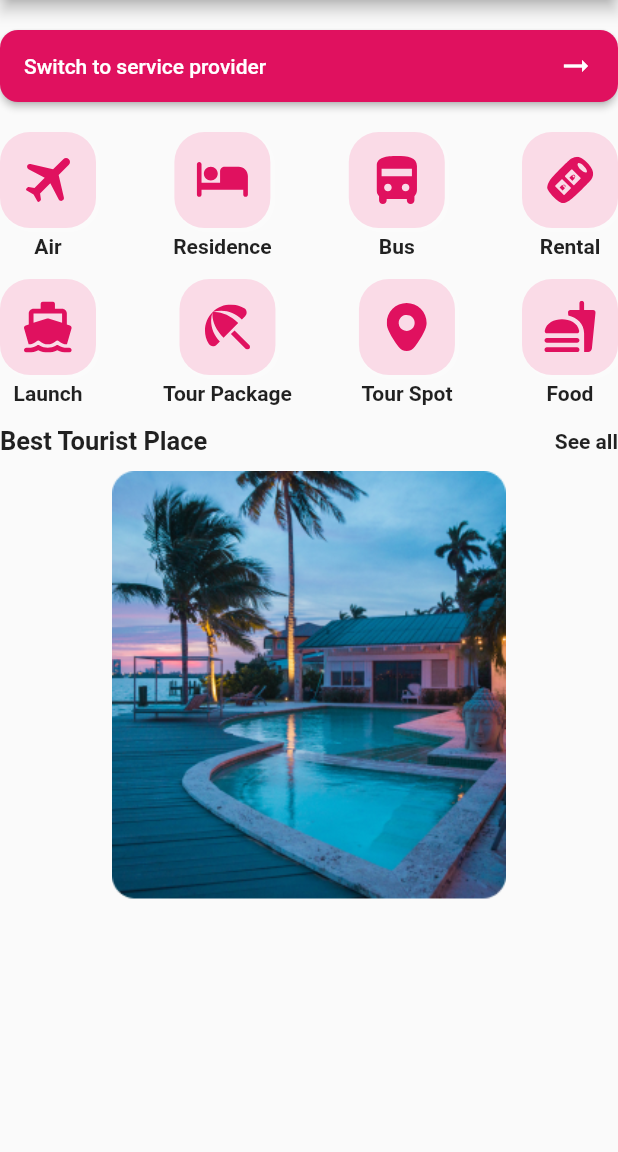
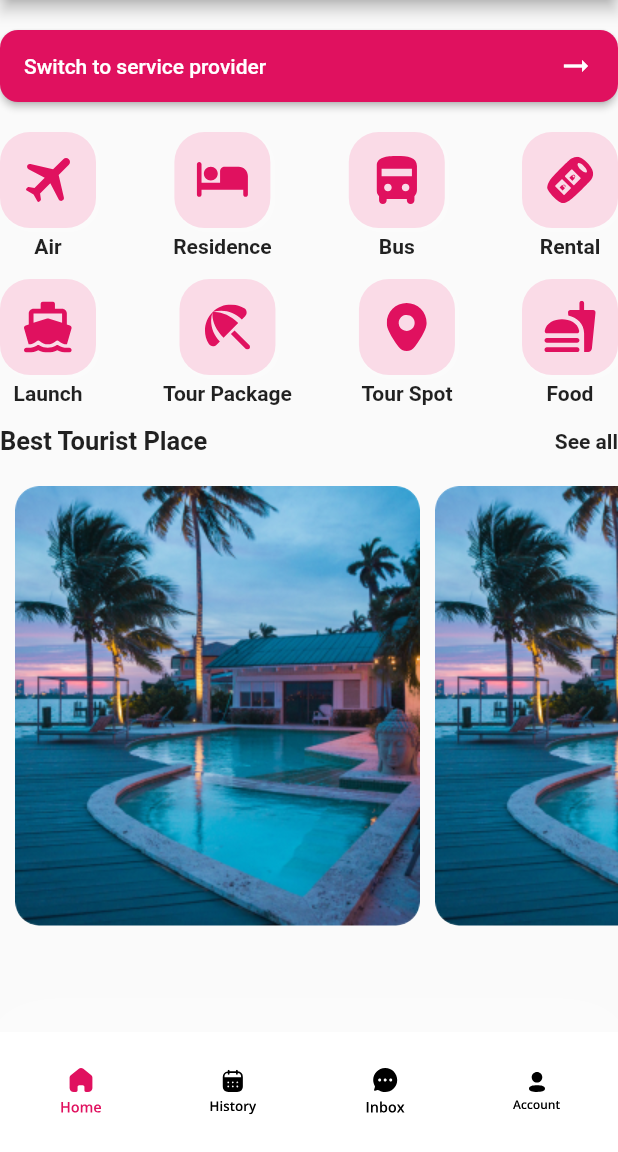
Before and after one commit to shihabcse1/Flutter-Onboard-Screen, a Flutter app: the HomePage screen opened directly, on a phone screen of 412 x 824 dp, the part 84-1236 px from its top. Run offline on Flutter 3.47's test engine with Material 2 defaults, Android fonts, the phone set to English and light mode, and no system bars; our stand-ins replace flutter_svg, toggle_switch.

Commit message:
bottom navigation bar completed

```diff
--- a/lib/Pages/HomePage/home_page.dart
+++ b/lib/Pages/HomePage/home_page.dart
@@ -12,6 +12,9 @@ class HomePage extends StatefulWidget {
 class _HomePageState extends State<HomePage> {
   @override
   Widget build(BuildContext context) {
+    final String image;
+    final Function press;
+
     return Scaffold(
       appBar: AppBar(
         leading: Padding(
@@ -384,14 +387,56 @@ class _HomePageState extends State<HomePage> {
                 ),
                 SizedBox(height: 10.0,),
 
-                Container(
-                  width: 300,
-                  height: 285,
-                  decoration: BoxDecoration(
-                    borderRadius: BorderRadius.circular(16.0),
-                    image: DecorationImage(image: AssetImage("images/tourest_place_one.png")),
+                SingleChildScrollView(
+                  scrollDirection: Axis.horizontal,
+                  child: Row(
+                    children: [
+                      GestureDetector(
+                        onTap: (){
+
+                        },
+                        child: Container(
+                          margin: EdgeInsets.only(
+                              left: 10,
+                              top: 10,
+                            bottom: 10,
+                          ),
+                          width: 270,
+                          height: 293,
+                          decoration: BoxDecoration(
+                            borderRadius: BorderRadius.circular(16.0),
+                            image: DecorationImage(
+                              fit: BoxFit.cover,
+                                image: AssetImage("images/tourest_place_one.png")
+                            ),
+                          ),
+
+                        ),
+                      ),
+                      GestureDetector(
+                        onTap: (){
+
+                        },
+                        child: Container(
+                          margin: EdgeInsets.only(
+                            left: 10,
+                            top: 10,
+                            bottom: 10,
+                          ),
+                          width: 270,
+                          height: 293,
+                          decoration: BoxDecoration(
+                            borderRadius: BorderRadius.circular(16.0),
+                            image: DecorationImage(
+                                fit: BoxFit.cover,
+                                image: AssetImage("images/tourest_place_one.png")
+                            ),
+                          ),
+
+                        ),
+                      ),
+                    ],
                   ),
-
                 ),
 
               ],
@@ -399,6 +444,52 @@ class _HomePageState extends State<HomePage> {
           ],
         ),
       ),
+      bottomNavigationBar: Container(
+        padding: EdgeInsets.only(
+          left: 30.0,
+          right: 30.0,
+        ),
+        height: 80,
+        decoration: BoxDecoration(
+          color: Colors.white,
+          boxShadow: [
+            BoxShadow(
+              offset: Offset(0, -10),
+              blurRadius: 35,
+              color: Colors.white.withOpacity(0.38),
+            ),
+          ],
+        ),
+        child: Row(
+          mainAxisAlignment: MainAxisAlignment.spaceBetween,
+          children: [
+            IconButton(
+                onPressed: (){
+
+                },
+                icon: SvgPicture.asset("images/home_icon.svg")
+            ),
+            IconButton(
+                onPressed: (){
+
+                },
+                icon: SvgPicture.asset("images/history_icon.svg")
+            ),
+            IconButton(
+                onPressed: (){
+
+                },
+                icon: SvgPicture.asset("images/inbox_icon.svg")
+            ),
+            IconButton(
+                onPressed: (){
+
+                },
+                icon: SvgPicture.asset("images/account_icon.svg")
+            ),
+          ],
+        ),
+      ),
     );
   }
 }
```
Also changed, not shown: images/account_icon.svg (added), images/history_icon.svg (added), images/home_icon.svg (added), images/inbox_icon.svg (added).
